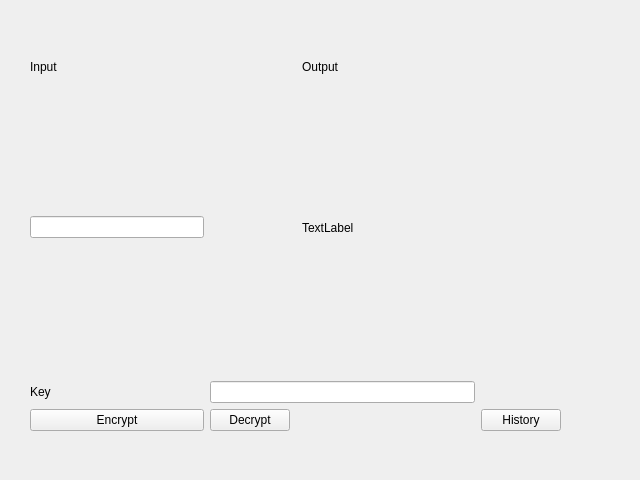
Old version of the form uiver1.ui in the repository nick17773/ProgrammingAssesment2.7.
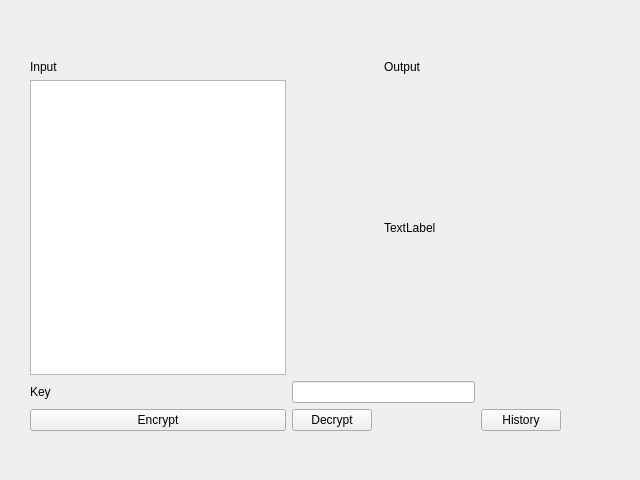
New version of the form.

Patch:
```diff
--- a/uiver1.ui
+++ b/uiver1.ui
@@ -82,9 +82,6 @@
       <item row="2" column="1" colspan="3">
        <widget class="QLineEdit" name="lineEdit_2"/>
       </item>
-      <item row="1" column="0">
-       <widget class="QLineEdit" name="lineEdit"/>
-      </item>
       <item row="2" column="0">
        <widget class="QLabel" name="label_4">
         <property name="text">
@@ -106,6 +103,9 @@
         </property>
        </widget>
       </item>
+      <item row="1" column="0">
+       <widget class="QTextEdit" name="textEdit"/>
+      </item>
      </layout>
     </item>
    </layout>
```
